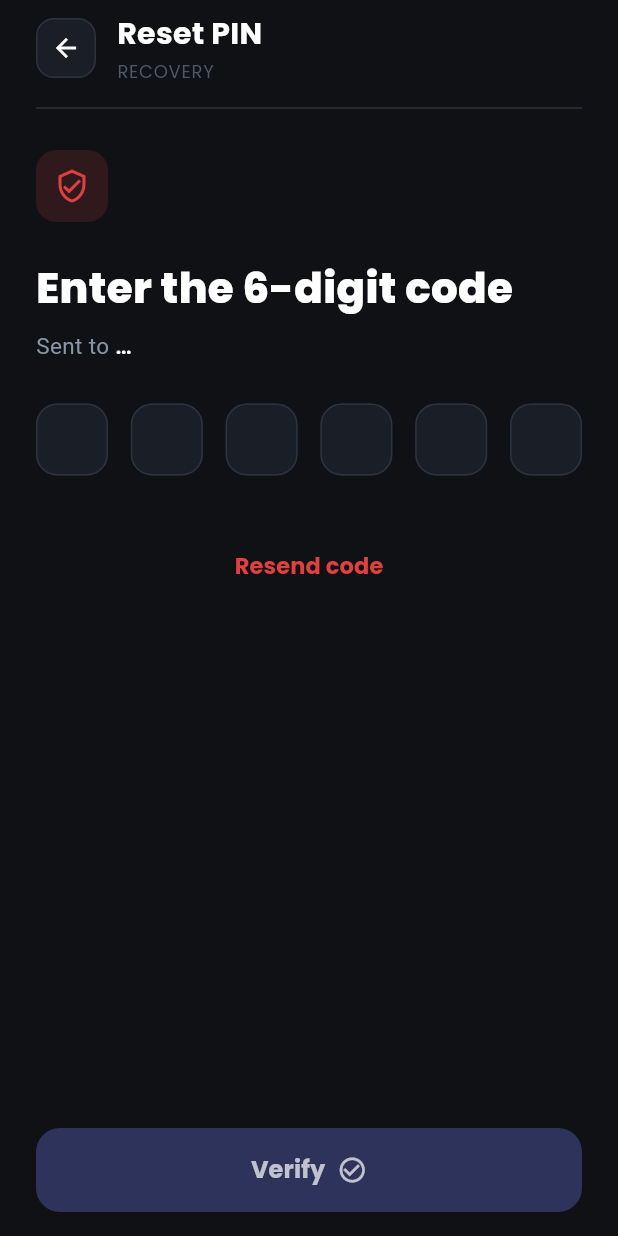
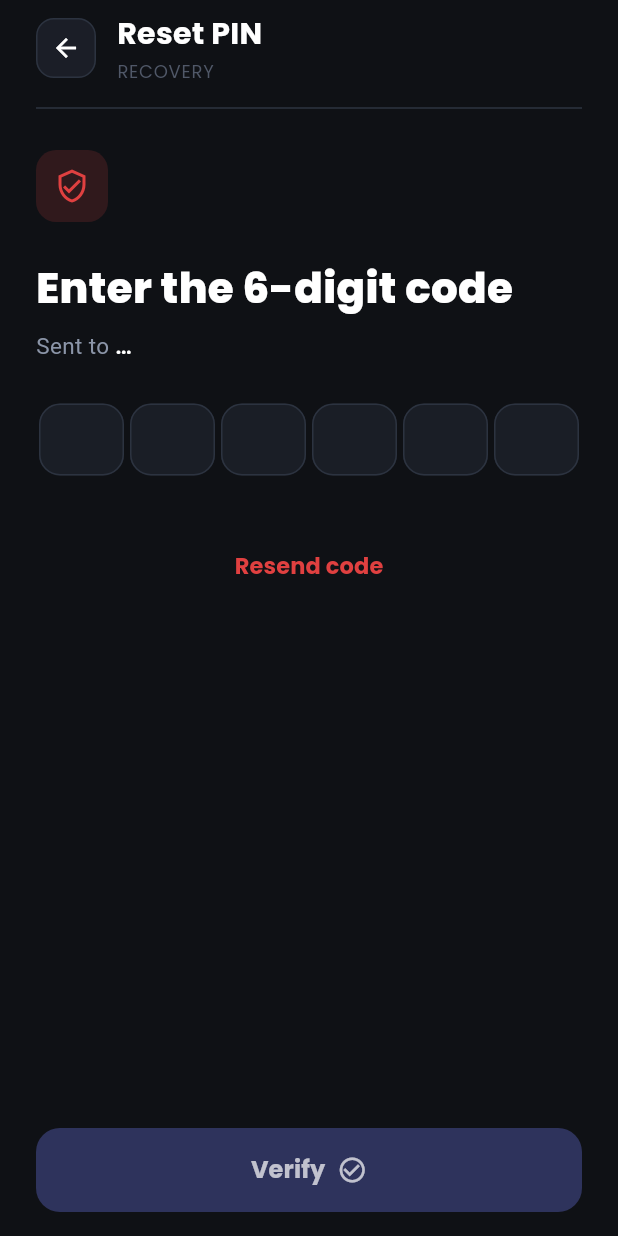
Before and after one commit to phernutju/ChuaiNhooDuay, a Flutter app: the ForgotPinScreen screen opened directly, on a phone screen of 412 x 824 dp. Run offline on Flutter 3.47's test engine with Material 3 defaults, Android fonts, the phone set to English and light mode, and no system bars; our stand-ins replace cloud_firestore, firebase_auth, firebase_core, firebase_storage, flutter_dotenv, flutter_riverpod and 8 more; missing offline and left inert: dart:js_interop, dart:ui_web, firebase_auth_platform_interface; accounts and stored records are empty.

Commit message:
fix responsive bug & add dissmiss keyboard in main.dart

```diff
--- a/lib/features/app_lock/forgot_pin_screen.dart
+++ b/lib/features/app_lock/forgot_pin_screen.dart
@@ -149,7 +149,6 @@ class _ForgotPinScreenState extends State<ForgotPinScreen> {
     final filled = _controllers[index].text.isNotEmpty;
     final disabled = _sending || _verifying;
     return SizedBox(
-      width: 48,
       height: 60,
       child: Focus(
         onKeyEvent: (node, event) => _onKey(index, event, node),
@@ -240,8 +239,15 @@ class _ForgotPinScreenState extends State<ForgotPinScreen> {
               ),
               const SizedBox(height: 28),
               Row(
-                mainAxisAlignment: MainAxisAlignment.spaceBetween,
-                children: List.generate(_otpLength, _otpBox),
+                children: List.generate(
+                  _otpLength,
+                  (i) => Expanded(
+                    child: Padding(
+                      padding: const EdgeInsets.symmetric(horizontal: 2),
+                      child: _otpBox(i),
+                    ),
+                  ),
+                ),
               ),
               const SizedBox(height: 24),
               Center(
--- a/lib/features/requester/new_request_screen.dart
+++ b/lib/features/requester/new_request_screen.dart
@@ -440,6 +440,8 @@ class _LocationCard extends ConsumerWidget {
                         state.locationAddress,
                         style: const TextStyle(
                             color: Colors.white, fontSize: 13),
+                        maxLines: 2,
+                        overflow: TextOverflow.ellipsis,
                       )
                     : Text(
                         state.error ?? 'Location unavailable',
@@ -448,6 +450,8 @@ class _LocationCard extends ConsumerWidget {
                                 ? kCriticalColor
                                 : kTextSecondary,
                             fontSize: 13),
+                        maxLines: 2,
+                        overflow: TextOverflow.ellipsis,
                       ),
           ),
           if (state.isLocationLoading)
```
Also changed, not shown: lib/features/auth/otp_screen.dart (+9 -3 lines), lib/features/auth/role_screen.dart (+9 -6 lines), lib/features/map/map_screen.dart (+6 -1 lines), lib/features/request_detail/screens/request_detail_screen.dart (+11 -5 lines), lib/main.dart (+10 -0 lines).
